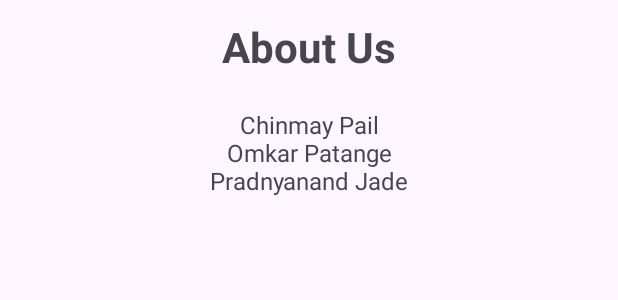
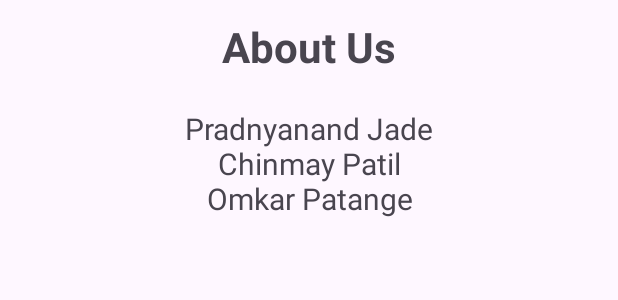
Before and after one commit to Team-Phonix-Mini-Project/AttendX, an Android app: the layout about_us_layout.xml on its own in the app's theme, with its tools: preview values and no code run, on a phone screen of 412 x 824 dp. Shown: the top 300 px of the screen. Run offline under Robolectric (Android 15) with nearby library versions, the phone set to English and light mode, and no system bars.

Commit message:
About us

```diff
--- a/app/src/main/res/layout/about_us_layout.xml
+++ b/app/src/main/res/layout/about_us_layout.xml
@@ -12,11 +12,11 @@
         <TextView
             android:layout_width="match_parent"
             android:layout_height="wrap_content"
+            android:gravity="center"
+            android:padding="12dp"
             android:text="About Us"
-            android:textStyle="bold"
             android:textSize="28sp"
-            android:padding="12dp"
-            android:gravity="center"/>
+            android:textStyle="bold" />
 
         <TextView
             android:layout_width="match_parent"
@@ -25,9 +25,9 @@
             android:layout_marginEnd="40dp"
             android:layout_marginBottom="20dp"
             android:padding="10dp"
-            android:text="Chinmay Pail\nOmkar Patange\nPradnyanand Jade"
+            android:text="Pradnyanand Jade\nChinmay Patil\nOmkar Patange"
             android:textAlignment="center"
-            android:textSize="16sp" />
+            android:textSize="20sp" />
 
         <!-- Add more TextViews or views as needed -->
 
```
